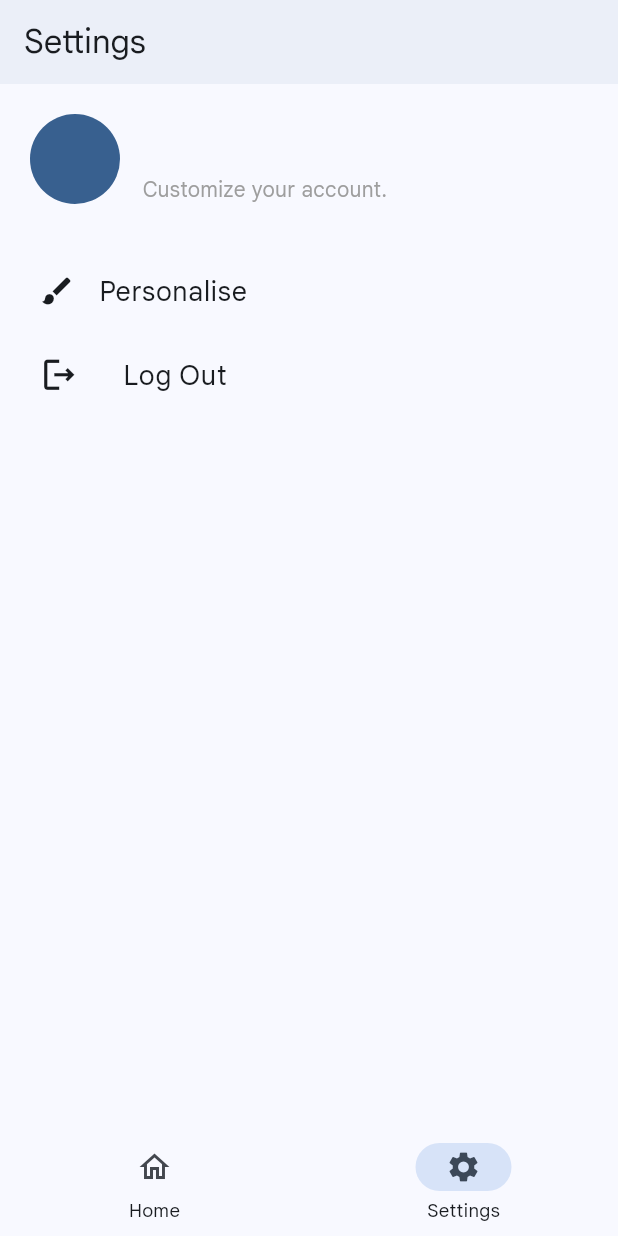
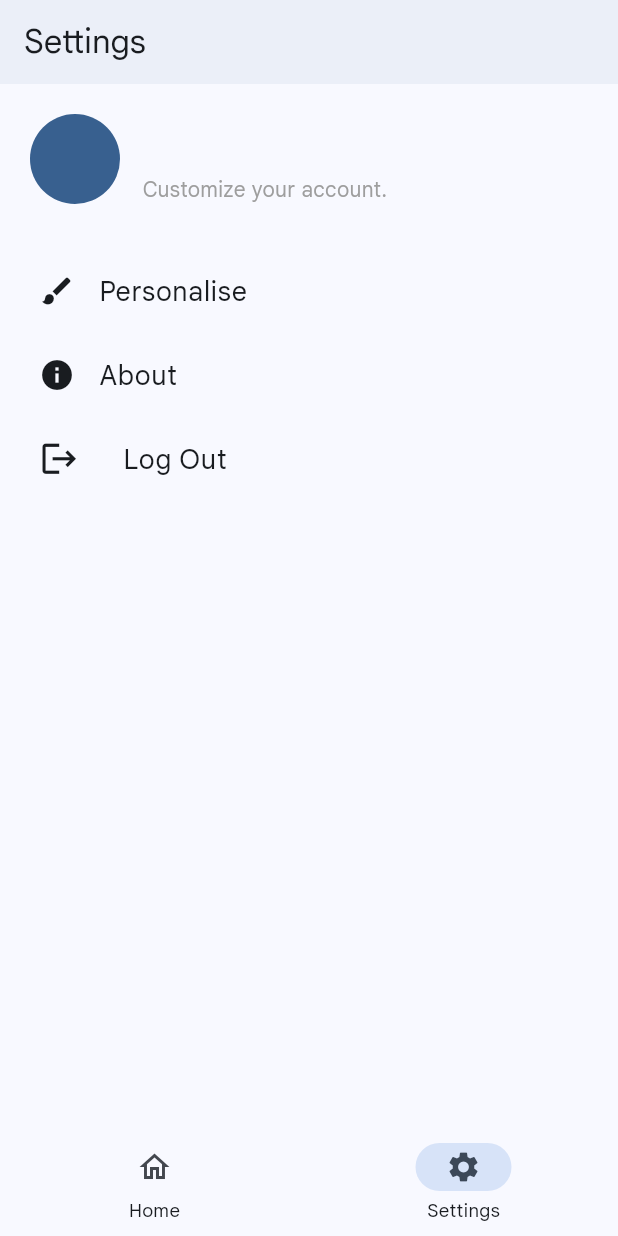
Before and after one commit to iamcosmin/Allo, a Flutter app: the screen it shows once a user with an empty profile is signed in, item 2 of the bottom bar chosen, on a phone screen of 412 x 824 dp. Run offline on Flutter 3.47's test engine with Material 2 defaults, Android fonts, the light colour scheme and no system bars; our stand-ins replace awesome_notifications, cached_network_image, cloud_firestore, device_info_plus, firebase_auth, firebase_core and 11 more; missing offline and left inert: firebase_image; accounts and stored records are empty.

Commit message:
1.3.3 (202)
- new alpha site for Allo (allo-alpha.web.app)
- improved design for iOS users
- added About page in settings with detalis about the package and the device
- the layout of the delete message alert dialog has been improved
- fixed an error which didn't allow entering a conversation if some specific variables were null
- firebase now initializes from dart for web versions of Allo.

```diff
--- a/lib/interface/home/settings.dart
+++ b/lib/interface/home/settings.dart
@@ -1,4 +1,5 @@
 import 'package:allo/generated/l10n.dart';
+import 'package:allo/interface/home/settings/about.dart';
 import 'package:allo/interface/home/settings/debug/debug.dart';
 import 'package:allo/interface/home/settings/account.dart';
 import 'package:allo/interface/home/settings/personalise.dart';
@@ -84,7 +85,13 @@ class Settings extends HookConsumerWidget {
                 .push(context: context, route: const PersonalisePage()),
           ),
           ListTile(
-            leading: const Icon(Icons.logout_outlined, size: 27),
+            leading: const Icon(Icons.info),
+            title: Text(locales.about, style: const TextStyle(fontSize: 18)),
+            onTap: () => Core.navigation
+                .push(context: context, route: const AboutPage()),
+          ),
+          ListTile(
+            leading: const Icon(Icons.logout, size: 27),
             minLeadingWidth: 40,
             title: Text(locales.logOut, style: const TextStyle(fontSize: 18)),
             onTap: () async => await Core.auth.signOut(context),
--- a/lib/interface/home/settings/personalise.dart
+++ b/lib/interface/home/settings/personalise.dart
@@ -24,13 +24,11 @@ class PersonalisePage extends HookConsumerWidget {
         children: [
           SwitchListTile.adaptive(
             title: Text(locales.darkMode),
-            secondary: const Icon(Icons.dark_mode_outlined, size: 27),
             value: dark.preference,
             onChanged: (value) => dark.switcher(ref, context),
           ),
           SwitchListTile.adaptive(
             title: Text(locales.personaliseHideNavigationHints),
-            secondary: const Icon(Icons.wrap_text_sharp, size: 27),
             value: labels.preference,
             onChanged: (value) => labels.switcher(ref, context),
           ),
--- a/lib/l10n/intl_en.arb
+++ b/lib/l10n/intl_en.arb
@@ -122,5 +122,9 @@
   "material3Chat": "Enable Material 3 in chats",
   "canceledOperation": "The operation was canceled.",
   "personalise": "Personalise",
-    "personaliseHideNavigationHints": "Hide navigation hints"
+  "personaliseHideNavigationHints": "Hide Navigation Hints",
+  "about": "About",
+  "version": "Version",
+  "buildNumber": "Build Number",
+  "packageName": "Package Name"
 }
--- a/lib/l10n/intl_ro.arb
+++ b/lib/l10n/intl_ro.arb
@@ -120,5 +120,9 @@
   "image": "Imagine",
   "canceledOperation": "Operațiunea a fost anulată.",
   "personalise": "Personalizare",
-    "personaliseHideNavigationHints": "Ascunde indiciile de navigare"
+  "personaliseHideNavigationHints": "Ascunde indiciile de navigare",
+  "about": "Despre",
+  "version": "Versiune",
+  "buildNumber": "Număr versiune",
+  "packageName": "Package Name"
 }
--- a/lib/logic/chat/chat.dart
+++ b/lib/logic/chat/chat.dart
@@ -181,8 +181,8 @@ class Chats {
                       reply: replyData == null
                           ? null
                           : ReplyToMessage(
-                              name: replyData['name'],
-                              description: replyData['text'],
+                              name: replyData['name'] ?? 'null',
+                              description: replyData['text'] ?? 'null',
                             ),
                     );
                     break;
--- a/lib/logic/core.dart
+++ b/lib/logic/core.dart
@@ -6,6 +6,7 @@ import 'package:allo/logic/preferences.dart';
 import 'package:flutter/material.dart';
 import 'package:flutter_hooks/flutter_hooks.dart';
 import 'package:hooks_riverpod/hooks_riverpod.dart';
+import 'package:package_info_plus/package_info_plus.dart';
 
 class Core {
   static final Authentication auth = Authentication();
--- a/lib/logic/themes.dart
+++ b/lib/logic/themes.dart
@@ -55,6 +55,7 @@ ThemeData theme(
     ),
     dialogTheme: DialogTheme(
       backgroundColor: scheme.surface,
+      alignment: Alignment.center,
       elevation: 3,
       shape: RoundedRectangleBorder(borderRadius: BorderRadius.circular(28)),
     ),
--- a/lib/main.dart
+++ b/lib/main.dart
@@ -1,3 +1,5 @@
+import 'dart:io';
+
 import 'package:allo/generated/l10n.dart';
 import 'package:allo/interface/login/main_setup.dart';
 import 'package:allo/logic/core.dart';
@@ -10,6 +12,7 @@ import 'package:firebase_auth/firebase_auth.dart';
 import 'package:firebase_core/firebase_core.dart';
 import 'package:firebase_messaging/firebase_messaging.dart';
 import 'package:firebase_remote_config/firebase_remote_config.dart';
+import 'package:flutter/cupertino.dart';
 import 'package:flutter/foundation.dart';
 import 'package:flutter/material.dart';
 import 'package:flutter_hooks/flutter_hooks.dart';
@@ -25,7 +28,22 @@ final navigatorKey = GlobalKey<NavigatorState>();
 
 void main() async {
   WidgetsFlutterBinding.ensureInitialized();
+  if (kIsWeb) {
+    await Firebase.initializeApp(
+      options: const FirebaseOptions(
+        apiKey: "AIzaSyAyLt2_FAHc0I2c1iBLH_MxWzo2kllSvA8",
+        authDomain: "allo-ms.firebaseapp.com",
+        projectId: "allo-ms",
+        storageBucket: "allo-ms.appspot.com",
+        messagingSenderId: "1049075385887",
+        appId: "1:1049075385887:web:89f4887e574f8b93f2372a",
+        measurementId: "G-N5D9CRB413",
+      ),
+    );
+  } else if (Platform.isAndroid) {
+    // Todo: Migrate to dart only initialisation for android.
     await Firebase.initializeApp();
+  }
 
   if (!kIsWeb) {
     await Core.notifications.setupNotifications();
@@ -81,8 +99,21 @@ class InnerApp extends HookConsumerWidget {
         GlobalWidgetsLocalizations.delegate,
         GlobalCupertinoLocalizations.delegate,
       ],
-      supportedLocales: const [Locale('en', ''), Locale('ro', '')],
-      home: StreamBuilder(
+      supportedLocales: S.delegate.supportedLocales,
+      home: CupertinoTheme(
+        data: CupertinoThemeData(
+            brightness: darkState ? Brightness.dark : Brightness.light,
+            primaryColor: theme(darkState ? Brightness.dark : Brightness.light,
+                    ref, context)
+                .colorScheme
+                .primary,
+            scaffoldBackgroundColor: theme(
+                    darkState ? Brightness.dark : Brightness.light,
+                    ref,
+                    context)
+                .colorScheme
+                .surface),
+        child: StreamBuilder(
           stream: FirebaseAuth.instance.authStateChanges(),
           builder: (context, snap) {
             if (snap.hasData) {
@@ -102,6 +133,7 @@ class InnerApp extends HookConsumerWidget {
             }
           },
         ),
+      ),
     );
   }
 }
--- a/pubspec.yaml
+++ b/pubspec.yaml
@@ -1,7 +1,7 @@
 name: allo
 description: Chat app
 publish_to: 'none'
-version: 1.3.3+200
+version: 1.3.3+202
 
 environment:
   sdk: ">=2.15.1 <3.0.0"
@@ -11,6 +11,7 @@ dependencies:
   awesome_notifications: ^0.6.21
   cached_network_image: ^3.2.0
   cloud_firestore: ^3.1.6
+  device_info_plus: ^3.2.2
   firebase_auth: ^3.3.5
   firebase_core: ^1.12.0
   firebase_image: ^1.1.1
@@ -30,6 +31,7 @@ dependencies:
   image_picker: ^0.8.4+6
   in_app_update: ^2.0.0
   intl: ^0.17.0
+  package_info_plus: ^1.4.0
   shared_preferences: ^2.0.13
   url_launcher: ^6.0.18
 
```
Also changed, not shown: lib/components/chats/bubbles/message_bubble.dart (+40 -15 lines), lib/components/widgets.dart (added, +27 -0 lines), lib/interface/home/settings/about.dart (added, +77 -0 lines), firebase.json, lib/generated/intl/messages_en.dart, lib/generated/intl/messages_ro.dart, lib/generated/l10n.dart, pubspec.lock, 6 other files. Lines whose indentation alone changed are shown as unchanged.
